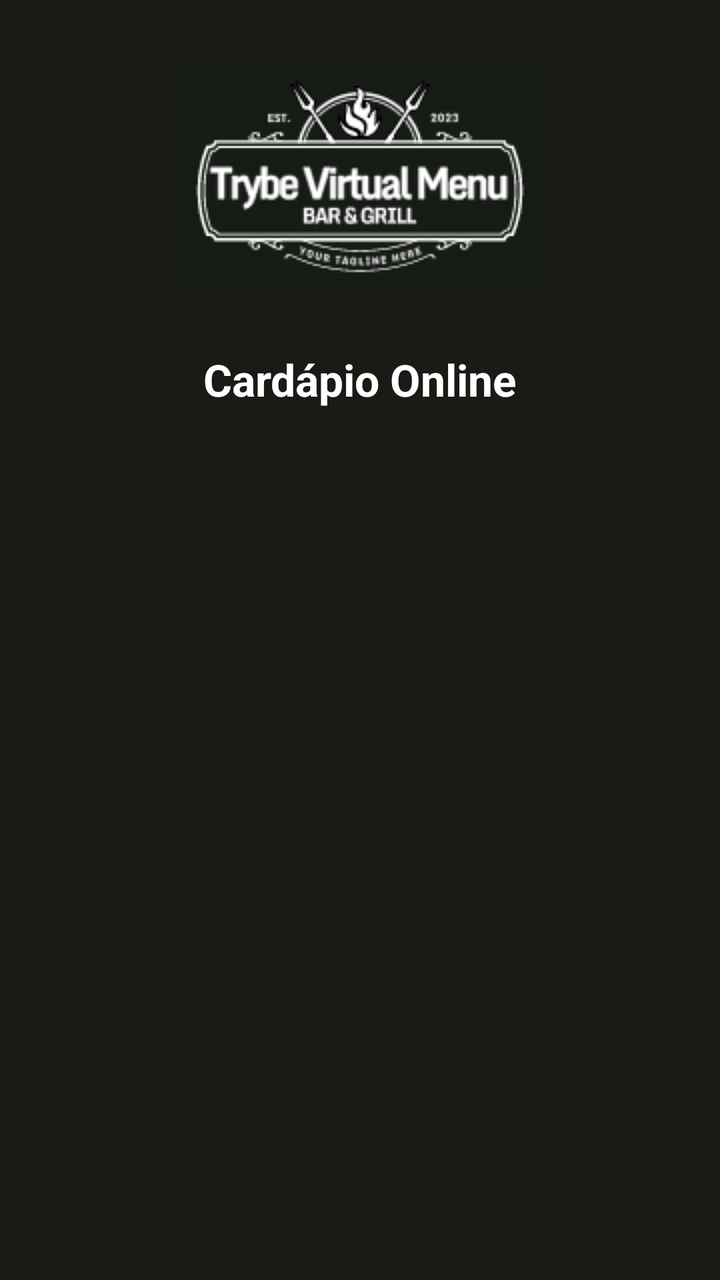
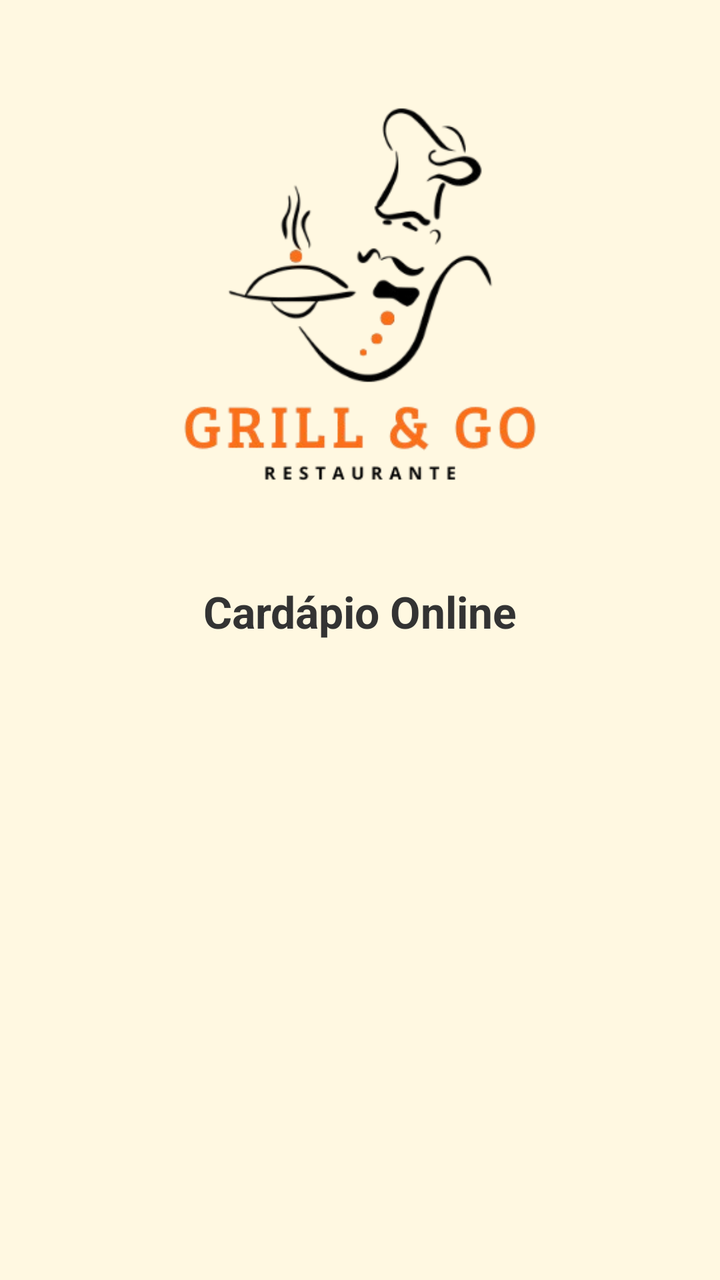

Two renders of the same Android screen: before a commit and after it. Below are the layout's source before the change and the commit's diff.
<!-- AndroidManifest.xml: application theme Theme.TrybeVirtualMenu -->
<!-- res/layout/activity_main.xml -->
<?xml version="1.0" encoding="utf-8"?>
<androidx.constraintlayout.widget.ConstraintLayout
    xmlns:android="http://schemas.android.com/apk/res/android"
    xmlns:app="http://schemas.android.com/apk/res-auto"
    xmlns:tools="http://schemas.android.com/tools"
    android:layout_width="match_parent"
    android:layout_height="match_parent"
    tools:context=".views.MainActivity">


    <LinearLayout
        android:id="@+id/main_linear_container"
        android:layout_width="0dp"
        android:layout_height="0dp"
        android:background="@color/primary"
        android:orientation="vertical"
        android:padding="15dp"
        app:layout_constraintBottom_toBottomOf="parent"
        app:layout_constraintEnd_toEndOf="parent"
        app:layout_constraintHorizontal_bias="1.0"
        app:layout_constraintStart_toStartOf="parent"
        app:layout_constraintTop_toTopOf="parent">

        <com.google.android.material.imageview.ShapeableImageView
            android:id="@+id/main_logo"
            android:layout_width="wrap_content"
            android:layout_height="wrap_content"
            android:layout_gravity="center"
            android:layout_marginTop="20dp"
            android:layout_marginBottom="30dp"
            app:srcCompat="@drawable/logo" />

        <TextView
            android:id="@+id/main_title"
            android:layout_width="match_parent"
            android:layout_height="wrap_content"
            android:layout_marginBottom="30dp"
            android:text="@string/main_title_text"
            android:textAlignment="center"
            android:textColor="@color/white"
            android:textSize="22sp"
            android:textStyle="bold" />

        <androidx.recyclerview.widget.RecyclerView
            android:id="@+id/main_menu"
            android:layout_width="match_parent"
            android:layout_height="match_parent" />
    </LinearLayout>
</androidx.constraintlayout.widget.ConstraintLayout>
<!-- resources referenced by this layout -->
<resources>
  <color name="primary">#181B16</color>
  <color name="white">#FFFFFFFF</color>
  <!-- drawable logo: png bitmap (drawable, 12691 bytes) -->
  <string name="main_title_text">Cardápio Online</string>
  <style name="Theme.TrybeVirtualMenu" parent="Base.Theme.TrybeVirtualMenu" />
  <style name="Base.Theme.TrybeVirtualMenu" parent="Theme.Material3.DayNight.NoActionBar">
          
          
      </style>
</resources>

<!-- the commit's change to res/layout/activity_main.xml (unified diff, before → after) -->
@@ -12,7 +12,7 @@
         android:id="@+id/main_linear_container"
         android:layout_width="0dp"
         android:layout_height="0dp"
-        android:background="@color/primary"
+        android:background="@color/app_background"
         android:orientation="vertical"
         android:padding="15dp"
         app:layout_constraintBottom_toBottomOf="parent"
@@ -24,10 +24,11 @@
         <com.google.android.material.imageview.ShapeableImageView
             android:id="@+id/main_logo"
             android:layout_width="wrap_content"
-            android:layout_height="wrap_content"
+            android:layout_height="226dp"
             android:layout_gravity="center"
             android:layout_marginTop="20dp"
             android:layout_marginBottom="30dp"
+            android:scaleType="centerCrop"
             app:srcCompat="@drawable/logo" />
 
         <TextView
@@ -37,7 +38,7 @@
             android:layout_marginBottom="30dp"
             android:text="@string/main_title_text"
             android:textAlignment="center"
-            android:textColor="@color/white"
+            android:textColor="@color/primary_text"
             android:textSize="22sp"
             android:textStyle="bold" />
 
<!-- resource entries referenced after the edit -->
@@ -1,13 +1,26 @@
 <!-- resources referenced by this layout -->
 <resources>
-  <color name="primary">#181B16</color>
-  <color name="white">#FFFFFFFF</color>
-  <!-- drawable logo: png bitmap (drawable, 12691 bytes) -->
+  <color name="app_background">#FFF8E1</color>
+  <color name="primary_text">#333333</color>
+  <!-- drawable logo: png bitmap (drawable, 42915 bytes) -->
   <string name="main_title_text">Cardápio Online</string>
   <style name="Theme.TrybeVirtualMenu" parent="Base.Theme.TrybeVirtualMenu" />
   <style name="Base.Theme.TrybeVirtualMenu" parent="Theme.Material3.DayNight.NoActionBar">
+  
           
+          <item name="colorPrimary">@color/app_background</item> 
+          <item name="colorPrimaryVariant">@color/app_background</item> 
+          <item name="colorSecondary">@color/app_background</item> 
+          <item name="colorSecondaryVariant">@color/app_background</item> 
+  
           
+          <item name="android:windowBackground">@color/app_background</item>
+  
+          
+          <item name="android:textColorPrimary">@color/primary_text</item>
+          <item name="android:textColorSecondary">@color/secondary_text</item>
+  
       </style>
+  <color name="secondary_text">#666666</color>
 </resources>
 
